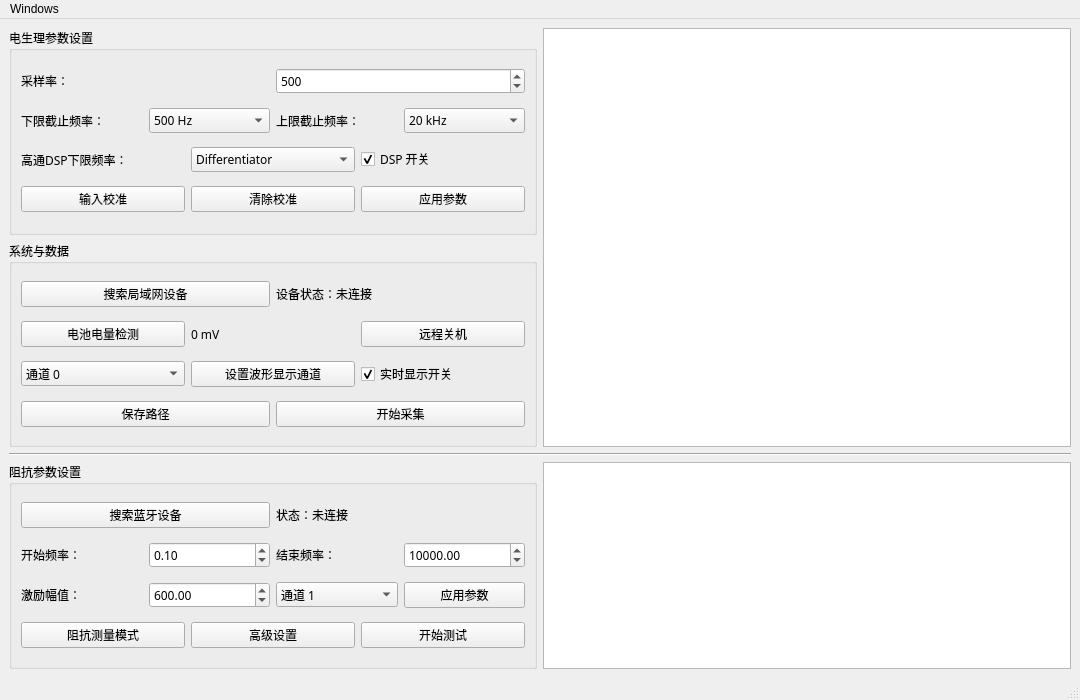
Qt form mainwindow.ui (lwmdojz/SUSNeuron) before a commit.
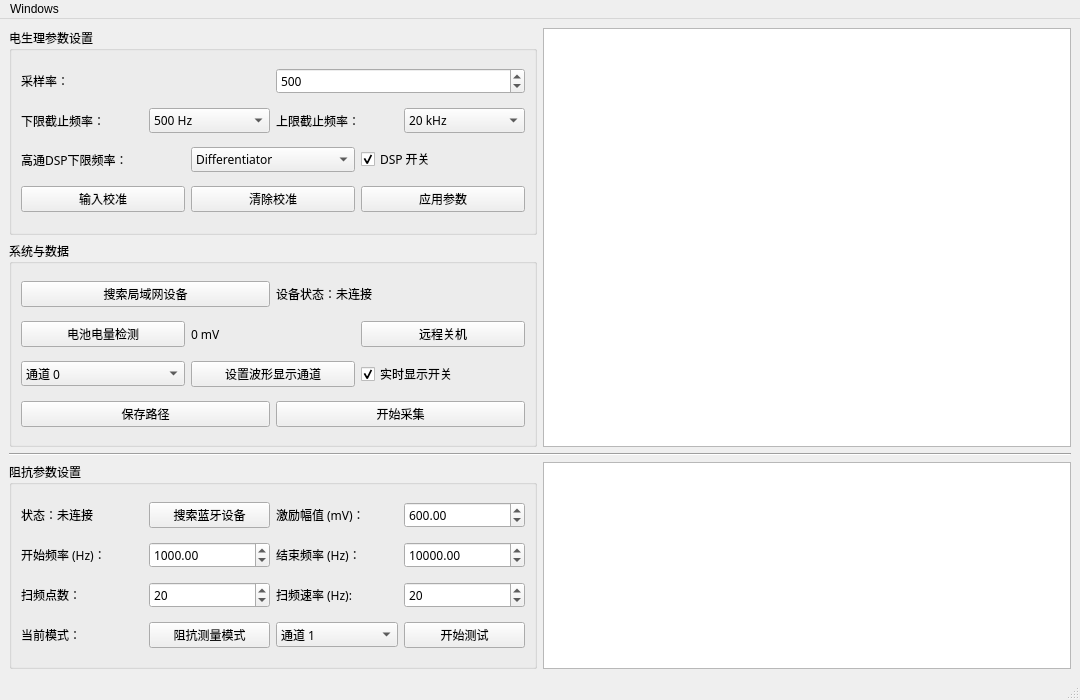
The same form after that commit. Custom widgets are drawn as their Qt base class.

Patch:
```diff
--- a/mainwindow.ui
+++ b/mainwindow.ui
@@ -52,19 +52,6 @@
         <layout class="QVBoxLayout" name="verticalLayout_5">
          <item>
           <layout class="QHBoxLayout" name="horizontalLayout_17">
-           <item>
-            <widget class="QPushButton" name="pushButton_searchBLE">
-             <property name="sizePolicy">
-              <sizepolicy hsizetype="Preferred" vsizetype="Maximum">
-               <horstretch>0</horstretch>
-               <verstretch>0</verstretch>
-              </sizepolicy>
-             </property>
-             <property name="text">
-              <string>搜索蓝牙设备</string>
-             </property>
-            </widget>
-           </item>
            <item>
             <widget class="QLabel" name="label_bleState">
              <property name="sizePolicy">
@@ -78,6 +65,42 @@
              </property>
             </widget>
            </item>
+           <item>
+            <widget class="QPushButton" name="pushButton_searchBLE">
+             <property name="sizePolicy">
+              <sizepolicy hsizetype="Preferred" vsizetype="Maximum">
+               <horstretch>0</horstretch>
+               <verstretch>0</verstretch>
+              </sizepolicy>
+             </property>
+             <property name="text">
+              <string>搜索蓝牙设备</string>
+             </property>
+            </widget>
+           </item>
+           <item>
+            <widget class="QLabel" name="label_amplitude">
+             <property name="text">
+              <string>激励幅值 (mV)：</string>
+             </property>
+            </widget>
+           </item>
+           <item>
+            <widget class="QDoubleSpinBox" name="doubleSpinBox_amplitude">
+             <property name="enabled">
+              <bool>true</bool>
+             </property>
+             <property name="maximum">
+              <double>800.000000000000000</double>
+             </property>
+             <property name="singleStep">
+              <double>0.100000000000000</double>
+             </property>
+             <property name="value">
+              <double>600.000000000000000</double>
+             </property>
+            </widget>
+           </item>
           </layout>
          </item>
          <item>
@@ -85,24 +108,33 @@
            <item>
             <widget class="QLabel" name="label_startFreq">
              <property name="text">
-              <string>开始频率：</string>
+              <string>开始频率 (Hz)：</string>
              </property>
             </widget>
            </item>
            <item>
             <widget class="QDoubleSpinBox" name="doubleSpinBox_startFreq">
+             <property name="enabled">
+              <bool>true</bool>
+             </property>
+             <property name="sizePolicy">
+              <sizepolicy hsizetype="Preferred" vsizetype="Preferred">
+               <horstretch>0</horstretch>
+               <verstretch>0</verstretch>
+              </sizepolicy>
+             </property>
              <property name="maximum">
               <double>10000.000000000000000</double>
              </property>
              <property name="value">
-              <double>0.100000000000000</double>
+              <double>1000.000000000000000</double>
              </property>
             </widget>
            </item>
            <item>
             <widget class="QLabel" name="label_stopFreq">
              <property name="text">
-              <string>结束频率：</string>
+              <string>结束频率 (Hz)：</string>
              </property>
             </widget>
            </item>
@@ -121,43 +153,39 @@
          <item>
           <layout class="QHBoxLayout" name="horizontalLayout_18">
            <item>
-            <widget class="QLabel" name="label_amplitude">
+            <widget class="QLabel" name="label_sweepPts">
              <property name="text">
-              <string>激励幅值：</string>
+              <string>扫频点数：</string>
              </property>
             </widget>
            </item>
            <item>
-            <widget class="QDoubleSpinBox" name="doubleSpinBox_amplitude">
-             <property name="maximum">
-              <double>800.000000000000000</double>
+            <widget class="QSpinBox" name="spinBox_sweepPts">
+             <property name="enabled">
+              <bool>true</bool>
              </property>
-             <property name="singleStep">
-              <double>0.100000000000000</double>
+             <property name="minimum">
+              <number>1</number>
              </property>
              <property name="value">
-              <double>600.000000000000000</double>
+              <number>20</number>
              </property>
             </widget>
            </item>
            <item>
-            <widget class="QComboBox" name="comboBox_IMPChannel">
-             <item>
-              <property name="text">
-               <string>通道 1</string>
-              </property>
-             </item>
-             <item>
-              <property name="text">
-               <string>通道 2</string>
-              </property>
-             </item>
+            <widget class="QLabel" name="label_dataRate">
+             <property name="text">
+              <string>扫频速率 (Hz):</string>
+             </property>
             </widget>
            </item>
            <item>
-            <widget class="QPushButton" name="pushButton_applyPara">
-             <property name="text">
-              <string>应用参数</string>
+            <widget class="QSpinBox" name="spinBox_dataRate">
+             <property name="enabled">
+              <bool>true</bool>
+             </property>
+             <property name="value">
+              <number>20</number>
              </property>
             </widget>
            </item>
@@ -165,22 +193,45 @@
          </item>
          <item>
           <layout class="QHBoxLayout" name="horizontalLayout_19">
+           <item>
+            <widget class="QLabel" name="label_6">
+             <property name="text">
+              <string>当前模式：</string>
+             </property>
+            </widget>
+           </item>
            <item>
             <widget class="QPushButton" name="pushButton_switchMode">
+             <property name="enabled">
+              <bool>true</bool>
+             </property>
              <property name="text">
               <string>阻抗测量模式</string>
              </property>
             </widget>
            </item>
            <item>
-            <widget class="QPushButton" name="pushButton">
-             <property name="text">
-              <string>高级设置</string>
+            <widget class="QComboBox" name="comboBox_IMPChannel">
+             <property name="enabled">
+              <bool>true</bool>
              </property>
+             <item>
+              <property name="text">
+               <string>通道 1</string>
+              </property>
+             </item>
+             <item>
+              <property name="text">
+               <string>通道 2</string>
+              </property>
+             </item>
             </widget>
            </item>
            <item>
             <widget class="QPushButton" name="pushButton_startIMP">
+             <property name="enabled">
+              <bool>true</bool>
+             </property>
              <property name="text">
               <string>开始测试</string>
              </property>
```
Left out of the diff: 9 changed lines with no effect on the pictures.
